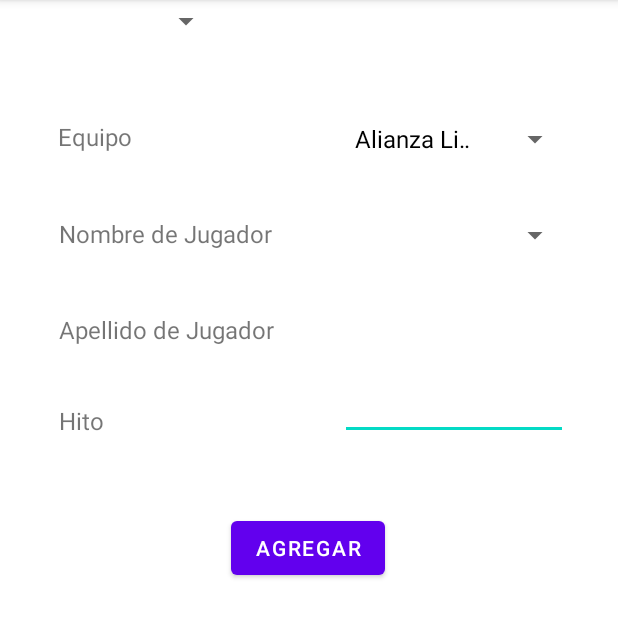
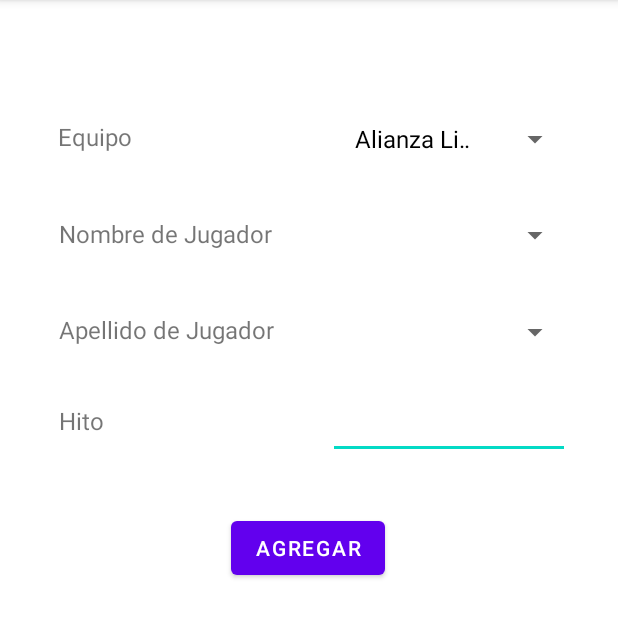
Before and after one commit to JavierEMM/LAB4_IOT, an Android app: the AdminActivity screen opened directly, with no data from a screen before it, on a phone screen of 412 x 824 dp, the part 84-722 px from its top. Run offline under Robolectric (Android 15) with nearby library versions, the phone set to English and light mode, and no system bars; our stand-ins replace Firebase (no records; nobody signed in at launch, a user with empty details on screens opened directly).

Commit message:
Admin finalizado

```diff
--- a/app/src/main/java/com/example/lab4_iot/AdminActivity.java
+++ b/app/src/main/java/com/example/lab4_iot/AdminActivity.java
@@ -3,6 +3,7 @@ package com.example.lab4_iot;
 import androidx.annotation.NonNull;
 import androidx.appcompat.app.AppCompatActivity;
 
+import android.content.Intent;
 import android.os.Bundle;
 import android.view.View;
 import android.widget.ArrayAdapter;
@@ -89,7 +90,10 @@ public class AdminActivity extends AppCompatActivity {
                 hito.setApellido(apellidoStr);
                 hito.setEquipo(equipoStr);
                 hito.setHitoTexto(hitoStr);
-                ref.setValue(hito);
+                ref.push().setValue(hito);
+
+                Intent intent = new Intent(AdminActivity.this,Activity_UserHitos.class);
+                startActivity(intent);
             }
         });
 
--- a/app/src/main/res/layout/activity_admin.xml
+++ b/app/src/main/res/layout/activity_admin.xml
@@ -71,8 +71,8 @@
 
     <EditText
         android:id="@+id/editTextHito"
-        android:layout_width="152dp"
-        android:layout_height="27dp"
+        android:layout_width="161dp"
+        android:layout_height="47dp"
         android:ems="10"
         android:inputType="textPersonName"
         app:layout_constraintBottom_toBottomOf="parent"
@@ -110,7 +110,11 @@
         android:id="@+id/spinnerApellido"
         android:layout_width="148dp"
         android:layout_height="28dp"
-        tools:layout_editor_absoluteX="230dp"
-        tools:layout_editor_absoluteY="194dp" />
+        app:layout_constraintBottom_toBottomOf="parent"
+        app:layout_constraintEnd_toEndOf="parent"
+        app:layout_constraintHorizontal_bias="0.882"
+        app:layout_constraintStart_toStartOf="parent"
+        app:layout_constraintTop_toTopOf="parent"
+        app:layout_constraintVertical_bias="0.28" />
 
 </androidx.constraintlayout.widget.ConstraintLayout>
```
